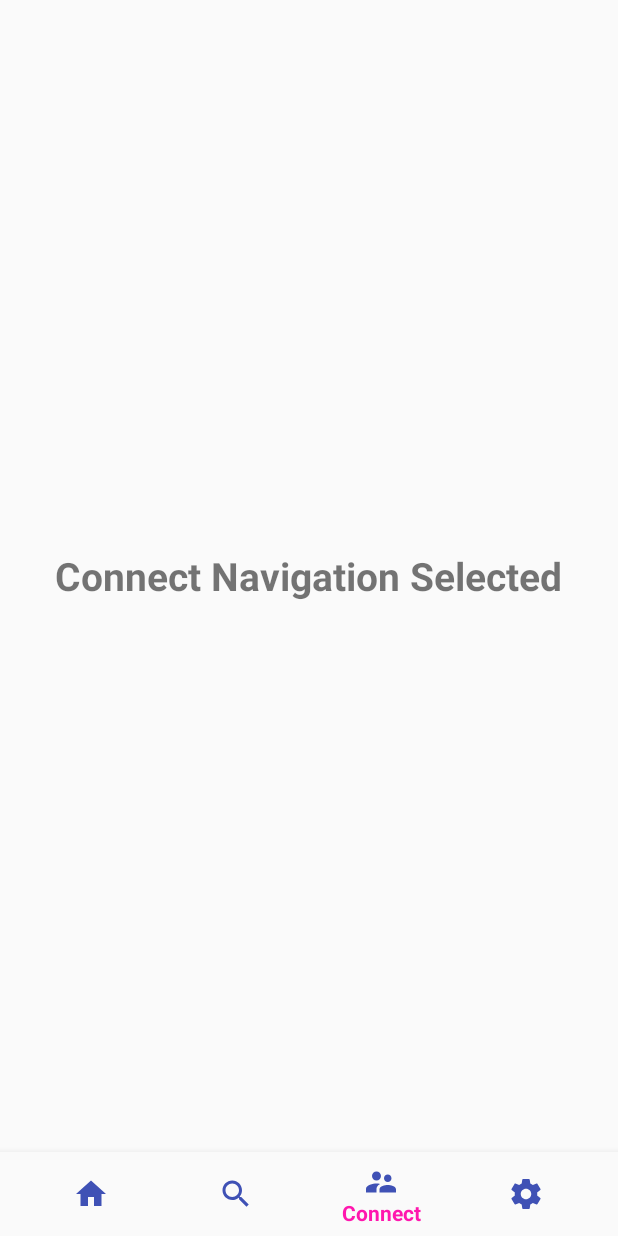
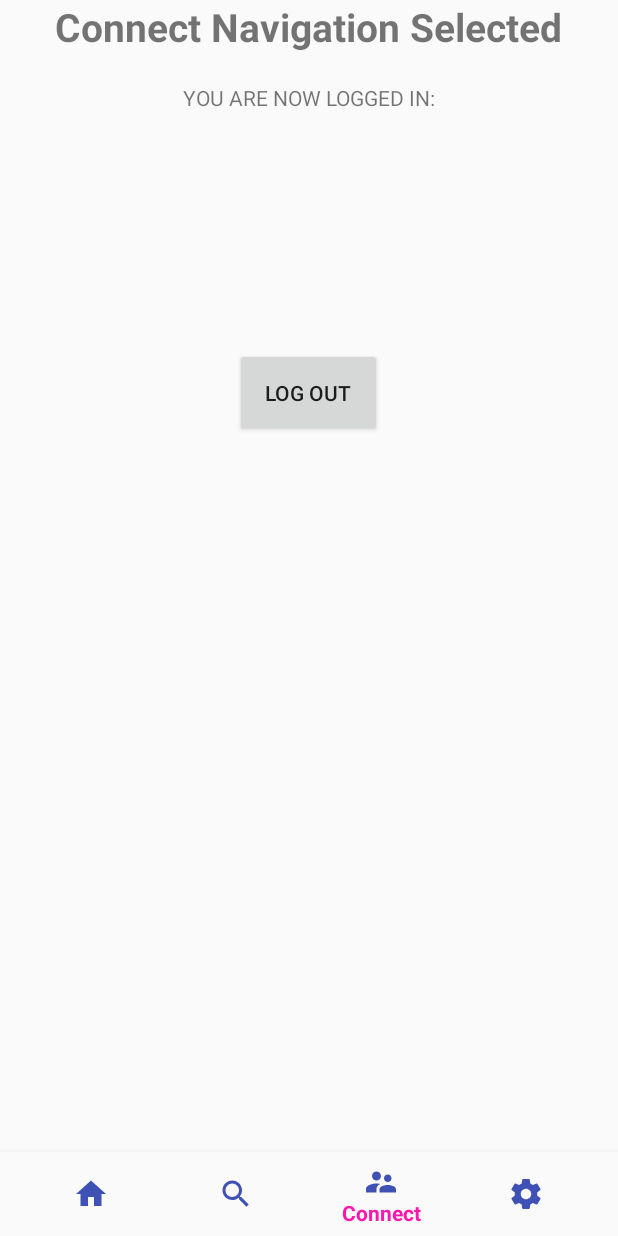
Before and after one commit to cs15jjs/CarbonDevelopment, an Android app: the screen it shows after launch (MainActivity), item 3 of the bottom bar chosen, on a phone screen of 412 x 824 dp. Run offline under Robolectric (Android 15) with nearby library versions, the phone set to English and light mode, and no system bars; our stand-ins replace Volley.

Commit message:
Log in feature added to connect tab

```diff
--- a/ZeroEvents/app/build.gradle
+++ b/ZeroEvents/app/build.gradle
@@ -25,6 +25,7 @@ dependencies {
     implementation 'com.android.support:design:26.1.0'
     implementation 'com.android.support.constraint:constraint-layout:1.0.2'
     implementation 'com.android.support:support-vector-drawable:26.1.0'
+    implementation 'com.android.volley:volley:1.0.0'
     testImplementation 'junit:junit:4.12'
     androidTestImplementation 'com.android.support.test:runner:1.0.1'
     androidTestImplementation 'com.android.support.test.espresso:espresso-core:3.0.1'
--- a/ZeroEvents/app/src/main/AndroidManifest.xml
+++ b/ZeroEvents/app/src/main/AndroidManifest.xml
@@ -5,12 +5,16 @@
     <uses-permission android:name="android.permission.INTERNET"/>
 
     <application
+        android:name="carbon.zeroevents.Manual_User.AndroidLoginController"
         android:allowBackup="true"
         android:icon="@mipmap/zero_launcher"
         android:label="@string/app_name"
         android:roundIcon="@mipmap/zero_launcher_round"
         android:supportsRtl="true"
         android:theme="@style/AppTheme">
+
+        <activity android:name="carbon.zeroevents.Manual_User.Login"/>
+        <activity android:name=".MovieActivity"></activity>
 
         <activity
             android:name=".MainActivity">
@@ -19,7 +23,6 @@
                 <category android:name="android.intent.category.LAUNCHER" />
             </intent-filter>
         </activity>
-        <activity android:name=".MovieActivity"></activity>
     </application>
 
 </manifest>
--- a/ZeroEvents/app/src/main/java/carbon/zeroevents/Fragments/ExploreFragment.java
+++ b/ZeroEvents/app/src/main/java/carbon/zeroevents/Fragments/ExploreFragment.java
@@ -98,7 +98,7 @@ public class ExploreFragment extends Fragment {
                 // Enter URL address where your json file resides
                 // Even you can make call to php file which returns json data
                 url = new URL("http://192.168.64.2/php_files/get_movie_info.php");
-                //url = new URL("http://192.168.64.2/php_files/get_movie_info.php");
+                //url = new URL("http://10.0.2.2/php_files/get_movie_info.php");
 
             } catch (MalformedURLException e) {
                 // TODO Auto-generated catch block
@@ -174,9 +174,6 @@ public class ExploreFragment extends Fragment {
                     String id = c.getString("movie_id");
                     String movie_title = c.getString("movie_title");
                     String movie_overview = c.getString("overview");
-                    //String movie_release = c.getString("release_date");
-                    //String address = c.getString("address");
-                    //String gender = c.getString("gender");
 
                     // tmp hash map for single movie
                     HashMap<String, String> movie = new HashMap<>();
@@ -185,7 +182,6 @@ public class ExploreFragment extends Fragment {
                     movie.put("movie_id", id);
                     movie.put("movie_title", movie_title);
                     movie.put("overview", movie_overview);
-                    //movie.put("release_date", movie_release);
 
                     // adding movies to movies list
                     movieList.add(movie);
--- a/ZeroEvents/app/src/main/java/carbon/zeroevents/MainActivity.java
+++ b/ZeroEvents/app/src/main/java/carbon/zeroevents/MainActivity.java
@@ -1,5 +1,6 @@
 package carbon.zeroevents;
 
+import android.content.Intent;
 import android.os.Bundle;
 import android.support.annotation.NonNull;
 import android.support.design.widget.BottomNavigationView;
@@ -23,6 +24,7 @@ public class MainActivity extends AppCompatActivity {
     private ViewPager viewPager;
     MenuItem prevMenuItem;
     BottomNavigationView bottomNavigationView;
+    private int pageSelected;
 
     @Override
     protected void onCreate(Bundle savedInstanceState) {
@@ -30,12 +32,16 @@ public class MainActivity extends AppCompatActivity {
         setContentView(R.layout.activity_main);
 
         viewPager = (ViewPager) findViewById(R.id.container);
+
         bottomNavigationView = (BottomNavigationView) findViewById(R.id.navigation);
         bottomNavigationView.setOnNavigationItemSelectedListener(new BottomNavigationView.OnNavigationItemSelectedListener() {
 
             @Override
             public boolean onNavigationItemSelected(@NonNull MenuItem item) {
-                switch (item.getItemId()) {
+
+                int id = item.getItemId();
+
+                switch (id) {
                     case R.id.navigation_home:
                         viewPager.setCurrentItem(0);
                         return true;
--- /dev/null
+++ b/ZeroEvents/app/src/main/java/carbon/zeroevents/Manual_User/AndroidLoginController.java
@@ -0,0 +1,49 @@
+package carbon.zeroevents.Manual_User;
+
+import android.app.Application;
+import android.text.TextUtils;
+
+import com.android.volley.Request;
+import com.android.volley.RequestQueue;
+import com.android.volley.toolbox.Volley;
+
+public class AndroidLoginController extends Application {
+    public static final String TAG = AndroidLoginController.class.getSimpleName();
+
+    private RequestQueue mRequestQueue;
+    private static AndroidLoginController mInstance;
+
+    @Override
+    public void onCreate() {
+        super.onCreate();
+        mInstance = this;
+    }
+
+    public static synchronized AndroidLoginController getInstance() {
+        return mInstance;
+    }
+
+    public RequestQueue getRequestQueue() {
+        if (mRequestQueue == null) {
+            mRequestQueue = Volley.newRequestQueue(getApplicationContext());
+        }
+
+        return mRequestQueue;
+    }
+
+    public <T> void addToRequestQueue(Request<T> req, String tag) {
+        req.setTag(TextUtils.isEmpty(tag) ? TAG : tag);
+        getRequestQueue().add(req);
+    }
+
+    public <T> void addToRequestQueue(Request<T> req) {
+        req.setTag(TAG);
+        getRequestQueue().add(req);
+    }
+
+    public void cancelPendingRequests(Object tag) {
+        if (mRequestQueue != null) {
+            mRequestQueue.cancelAll(tag);
+        }
+    }
+}
--- a/ZeroEvents/app/src/main/res/layout/connect_tab.xml
+++ b/ZeroEvents/app/src/main/res/layout/connect_tab.xml
@@ -1,7 +1,10 @@
 <?xml version="1.0" encoding="utf-8"?>
-<RelativeLayout
-    xmlns:android="http://schemas.android.com/apk/res/android" android:layout_width="match_parent"
-    android:layout_height="match_parent">
+<LinearLayout
+    xmlns:android="http://schemas.android.com/apk/res/android"
+    xmlns:tools="http://schemas.android.com/tools"
+    android:layout_width="match_parent"
+    android:layout_height="match_parent"
+    android:orientation="vertical">
 
     <TextView
         android:layout_width="wrap_content"
@@ -9,6 +12,56 @@
         android:text="Connect Navigation Selected"
         android:textStyle="bold"
         android:textSize="26sp"
-        android:layout_centerInParent="true"/>
+        android:layout_gravity="center"/>
 
-</RelativeLayout>
+    <TextView
+        android:id="@+id/textViewStatus"
+        android:layout_width="match_parent"
+        android:layout_height="wrap_content"
+        android:paddingTop="20dp"
+        android:gravity="center"
+        android:text="YOU ARE NOW LOGGED IN:" />
+
+    <TextView
+        android:id="@+id/textViewUsername"
+        android:layout_width="match_parent"
+        android:layout_height="wrap_content"
+        android:paddingTop="20dp"
+        android:gravity="center"
+        android:text="Username" />
+
+    <TextView
+        android:id="@+id/textViewFirstName"
+        android:layout_width="match_parent"
+        android:layout_height="wrap_content"
+        android:paddingTop="20dp"
+        android:gravity="center"
+        android:text="First Name" />
+
+    <TextView
+        android:id="@+id/textViewLast"
+        android:layout_width="match_parent"
+        android:layout_height="wrap_content"
+        android:paddingTop="20dp"
+        android:gravity="center"
+        android:text="Last Initial"/>
+
+    <TextView
+        android:id="@+id/textViewEmail"
+        android:layout_width="match_parent"
+        android:layout_height="wrap_content"
+        android:paddingTop="20dp"
+        android:gravity="center"
+        android:text="Email" />
+
+    <Button
+        android:id="@+id/logOutButton"
+        android:layout_width="wrap_content"
+        android:layout_height="wrap_content"
+        android:text="LOG OUT"
+        android:padding="20dp"
+        android:layout_gravity="center"
+        tools:layout_editor_absoluteX="96dp"
+        tools:layout_editor_absoluteY="309dp"/>
+
+</LinearLayout>
--- a/ZeroEvents/app/src/main/res/values/strings.xml
+++ b/ZeroEvents/app/src/main/res/values/strings.xml
@@ -10,5 +10,9 @@
     <string name="hello_connect_fragment">Connect Fragment</string>
     <string name="hello_settings_fragment">Settings Fragment</string>
 
-
+    <string name="hint_email">Enter Email</string>
+    <string name="hint_username">Enter Username</string>
+    <string name="hint_first">Enter First Name</string>
+    <string name="hint_last">Enter Last Initial</string>
+    <string name="hint_password">Enter Password</string>
 </resources>
```
Also changed, not shown: ZeroEvents/app/src/main/java/carbon/zeroevents/Fragments/ConnectFragment.java (+41 -0 lines), ZeroEvents/app/src/main/java/carbon/zeroevents/Manual_User/Login.java (added, +161 -0 lines), ZeroEvents/app/src/main/java/carbon/zeroevents/Manual_User/UserInfo.java (added, +59 -0 lines), ZeroEvents/app/src/main/java/carbon/zeroevents/Manual_User/UserSession.java (added, +30 -0 lines), ZeroEvents/app/src/main/java/carbon/zeroevents/Manual_User/Utils.java (added, +11 -0 lines), ZeroEvents/app/src/main/res/layout/login_activity.xml (added, +53 -0 lines).
